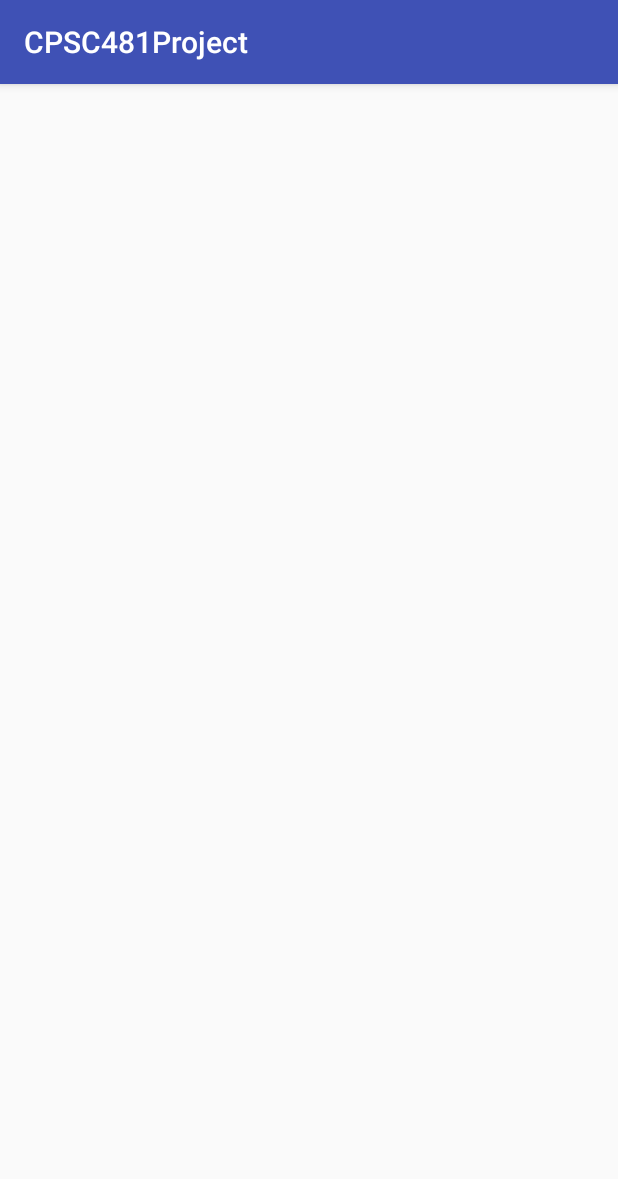
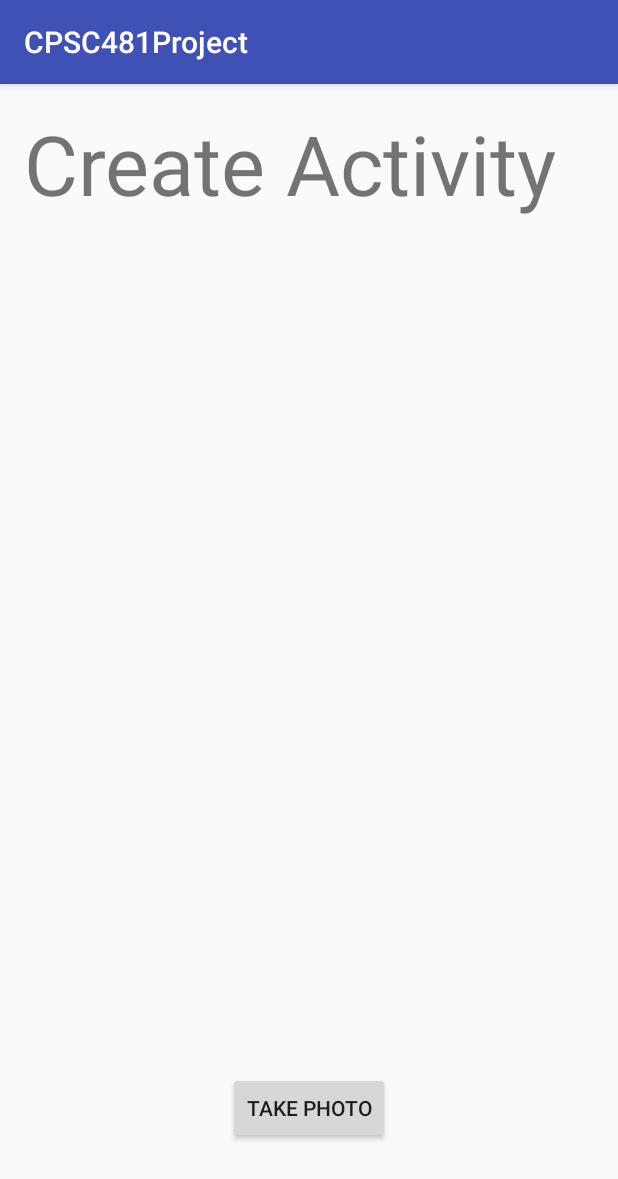
Before and after one commit to JohnnySimmonds/CPSC481Project, an Android app: the CreateActivity screen opened directly, with no data from a screen before it, on a phone screen of 412 x 824 dp. Shown: the top 1179 px of the screen. Run offline under Robolectric (Android 15) with nearby library versions, the phone set to English and light mode, and no system bars.

Commit message:
added some stuff to allow camera use in the AndroidManifest.xml, button click to open camera app and when picture is taken it is displayed on the create activity screen

```diff
--- a/app/src/main/AndroidManifest.xml
+++ b/app/src/main/AndroidManifest.xml
@@ -1,6 +1,10 @@
 <?xml version="1.0" encoding="utf-8"?>
 <manifest xmlns:android="http://schemas.android.com/apk/res/android"
     package="com.example.adsulliv.cpsc481project">
+<!-- Camera permission stuff-->
+    <uses-feature android:name="android.hardware.camera"/>
+    <uses-permission android:name="android.permission.CAMERA" />
+    <uses-feature android:name="android.hardware.camera.autofocus" />
 
     <application
         android:allowBackup="true"
--- a/app/src/main/java/com/example/adsulliv/cpsc481project/CreateActivity.java
+++ b/app/src/main/java/com/example/adsulliv/cpsc481project/CreateActivity.java
@@ -1,13 +1,55 @@
 package com.example.adsulliv.cpsc481project;
 
+import android.Manifest;
+import android.content.Context;
+import android.content.Intent;
+import android.content.pm.PackageManager;
+import android.graphics.Bitmap;
+import android.hardware.camera2.CameraDevice;
+import android.hardware.camera2.CameraManager;
+import android.provider.MediaStore;
 import android.support.v7.app.AppCompatActivity;
 import android.os.Bundle;
+import android.view.View;
+import android.widget.Button;
+import android.widget.ImageView;
 
-public class CreateActivity extends AppCompatActivity {
+/*
+TO DO
+add the ability for a person to write a description of the event
+add a photo from gallery
+store photo as drawable so that the activity finder can view it
+*/
+
+
+public class CreateActivity extends AppCompatActivity implements View.OnClickListener {
 
     @Override
     protected void onCreate(Bundle savedInstanceState) {
         super.onCreate(savedInstanceState);
         setContentView(R.layout.activity_create);
+
+        Button camBut = (Button) findViewById(R.id.camera);
+        camBut.setOnClickListener(CreateActivity.this);
+
     }
+
+    /*open camera when button is pressed*/
+
+    public void onClick(View view) {
+
+        Intent intent = new Intent(android.provider.MediaStore.ACTION_IMAGE_CAPTURE);
+        startActivityForResult(intent, 1);
+
+    }
+    /*stores the image data from the startActivityForResult intent in the imageview so that it can be displayed on screen*/
+    protected void onActivityResult(int requestCode, int resultCode, Intent data) {
+        Bundle extras = data.getExtras();
+        Bitmap imageBitmap = (Bitmap) extras.get("data");
+        if (requestCode == 1) {
+            ImageView pic = (ImageView) findViewById(R.id.camImg);
+            pic.setImageBitmap(imageBitmap);
+        }
+    }
+
 }
--- a/app/src/main/res/layout/activity_create.xml
+++ b/app/src/main/res/layout/activity_create.xml
@@ -10,4 +10,32 @@
     android:paddingTop="@dimen/activity_vertical_margin"
     tools:context="com.example.adsulliv.cpsc481project.CreateActivity">
 
+    <Button
+        android:layout_width="wrap_content"
+        android:layout_height="wrap_content"
+        android:layout_marginBottom="45dp"
+        android:id="@+id/camera"
+        android:text="Take Photo"
+        android:layout_alignParentBottom="true"
+        android:layout_centerHorizontal="true"
+        android:onClick="onClick"/>
+
+    <TextView
+        android:layout_width="wrap_content"
+        android:layout_height="wrap_content"
+        android:textSize="25pt"
+        android:text="Create Activity"
+        android:id="@+id/title"
+        android:layout_alignParentTop="true"
+        android:layout_alignParentLeft="true"
+        android:layout_alignParentStart="true" />
+
+    <ImageView
+        android:layout_width="250dp"
+        android:layout_height="250dp"
+        android:id="@+id/camImg"
+        android:visibility="visible"
+        android:layout_below="@+id/title"
+        android:layout_centerHorizontal="true"/>
+
 </RelativeLayout>
```
